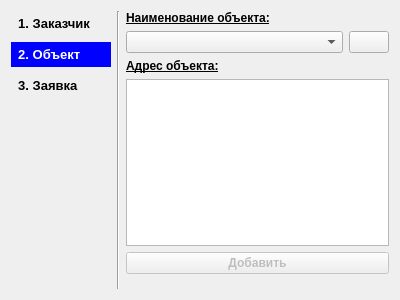
Old version of the form Application/ui/pgobjectwizard.ui in the repository VladimirChotiy/sos_orders.
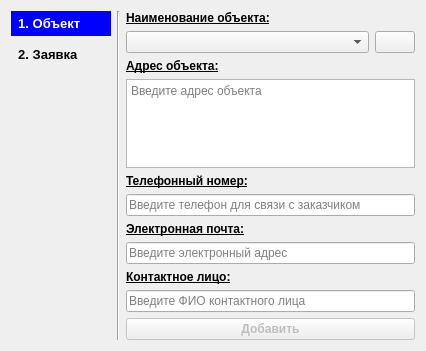
New version of the form. Icons and pictures are not drawn.

```diff
--- a/Application/ui/pgobjectwizard.ui
+++ b/Application/ui/pgobjectwizard.ui
@@ -6,8 +6,8 @@
    <rect>
     <x>0</x>
     <y>0</y>
-    <width>400</width>
-    <height>300</height>
+    <width>426</width>
+    <height>351</height>
    </rect>
   </property>
   <property name="windowTitle">
@@ -25,44 +25,11 @@
   <layout class="QHBoxLayout" name="horizontalLayout_2">
    <item>
     <layout class="QVBoxLayout" name="vl_CurrentPage">
-     <item>
-      <widget class="QLabel" name="lbl_PersonPage">
-       <property name="minimumSize">
-        <size>
-         <width>100</width>
-         <height>25</height>
-        </size>
-       </property>
-       <property name="font">
-        <font>
-         <pointsize>10</pointsize>
-         <weight>75</weight>
-         <bold>true</bold>
-         <kerning>true</kerning>
-        </font>
-       </property>
-       <property name="autoFillBackground">
-        <bool>false</bool>
-       </property>
-       <property name="styleSheet">
-        <string notr="true">color:rgb(0, 0, 0)</string>
-       </property>
-       <property name="frameShape">
-        <enum>QFrame::NoFrame</enum>
-       </property>
-       <property name="lineWidth">
-        <number>1</number>
-       </property>
-       <property name="text">
-        <string>  1. Заказчик</string>
-       </property>
-      </widget>
-     </item>
      <item>
       <widget class="QLabel" name="lbl_ObjectPage">
        <property name="minimumSize">
         <size>
-         <width>0</width>
+         <width>100</width>
          <height>25</height>
         </size>
        </property>
@@ -86,7 +53,7 @@
         <number>1</number>
        </property>
        <property name="text">
-        <string>  2. Объект</string>
+        <string>  1. Объект</string>
        </property>
       </widget>
      </item>
@@ -112,7 +79,7 @@
         <number>1</number>
        </property>
        <property name="text">
-        <string>  3. Заявка</string>
+        <string>  2. Заявка</string>
        </property>
       </widget>
      </item>
@@ -139,7 +106,7 @@
     </widget>
    </item>
    <item>
-    <layout class="QVBoxLayout" name="verticalLayout_4">
+    <layout class="QVBoxLayout" name="verticalLayout">
      <item>
       <layout class="QVBoxLayout" name="verticalLayout_3">
        <item>
@@ -161,8 +128,6 @@
          </property>
         </widget>
        </item>
-      </layout>
-     </item>
      <item>
       <layout class="QHBoxLayout" name="horizontalLayout">
        <item>
@@ -200,8 +165,8 @@
        </item>
       </layout>
      </item>
-     <item>
-      <layout class="QVBoxLayout" name="verticalLayout">
+      </layout>
+     </item>
        <item>
         <widget class="QLabel" name="lbl_Address">
          <property name="font">
@@ -232,9 +197,112 @@
          <property name="readOnly">
           <bool>true</bool>
          </property>
-        </widget>
-       </item>
-      </layout>
+       <property name="placeholderText">
+        <string>Введите адрес объекта</string>
+       </property>
+      </widget>
+     </item>
+     <item>
+      <widget class="QLabel" name="lbl_Telephone">
+       <property name="font">
+        <font>
+         <pointsize>9</pointsize>
+         <weight>75</weight>
+         <bold>true</bold>
+         <underline>true</underline>
+        </font>
+       </property>
+       <property name="text">
+        <string>Телефонный номер:</string>
+       </property>
+       <property name="buddy">
+        <cstring>ed_Telephon</cstring>
+       </property>
+      </widget>
+     </item>
+     <item>
+      <widget class="QLineEdit" name="ed_Telephon">
+       <property name="minimumSize">
+        <size>
+         <width>0</width>
+         <height>22</height>
+        </size>
+       </property>
+       <property name="readOnly">
+        <bool>true</bool>
+       </property>
+       <property name="placeholderText">
+        <string>Введите телефон для связи с заказчиком</string>
+       </property>
+      </widget>
+     </item>
+     <item>
+      <widget class="QLabel" name="lbl_Email">
+       <property name="font">
+        <font>
+         <pointsize>9</pointsize>
+         <weight>75</weight>
+         <bold>true</bold>
+         <underline>true</underline>
+        </font>
+       </property>
+       <property name="text">
+        <string>Электронная почта:</string>
+       </property>
+       <property name="buddy">
+        <cstring>ed_Email</cstring>
+       </property>
+      </widget>
+     </item>
+     <item>
+      <widget class="QLineEdit" name="ed_Email">
+       <property name="minimumSize">
+        <size>
+         <width>0</width>
+         <height>22</height>
+        </size>
+       </property>
+       <property name="readOnly">
+        <bool>true</bool>
+       </property>
+       <property name="placeholderText">
+        <string>Введите электронный адрес</string>
+       </property>
+      </widget>
+     </item>
+     <item>
+      <widget class="QLabel" name="lbl_Person">
+       <property name="font">
+        <font>
+         <pointsize>9</pointsize>
+         <weight>75</weight>
+         <bold>true</bold>
+         <underline>true</underline>
+        </font>
+       </property>
+       <property name="text">
+        <string>Контактное лицо:</string>
+       </property>
+       <property name="buddy">
+        <cstring>ed_Person</cstring>
+       </property>
+      </widget>
+     </item>
+     <item>
+      <widget class="QLineEdit" name="ed_Person">
+       <property name="minimumSize">
+        <size>
+         <width>0</width>
+         <height>22</height>
+        </size>
+       </property>
+       <property name="readOnly">
+        <bool>true</bool>
+       </property>
+       <property name="placeholderText">
+        <string>Введите ФИО контактного лица</string>
+       </property>
+      </widget>
      </item>
      <item>
       <widget class="QPushButton" name="pb_AddObject">
@@ -260,8 +328,8 @@
        </property>
        <property name="sizeHint" stdset="0">
         <size>
-         <width>20</width>
-         <height>40</height>
+         <width>260</width>
+         <height>13</height>
         </size>
        </property>
       </spacer>
```
Left out of the diff: 5 changed lines with no effect on the pictures. Lines whose indentation alone changed are shown as unchanged.
